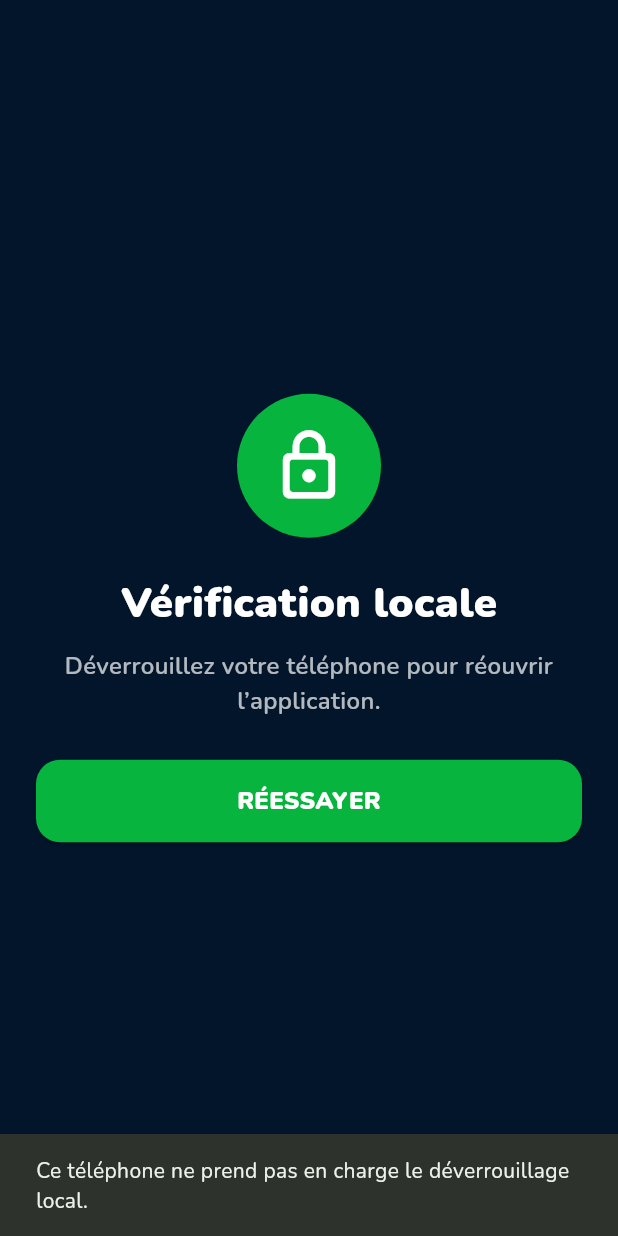
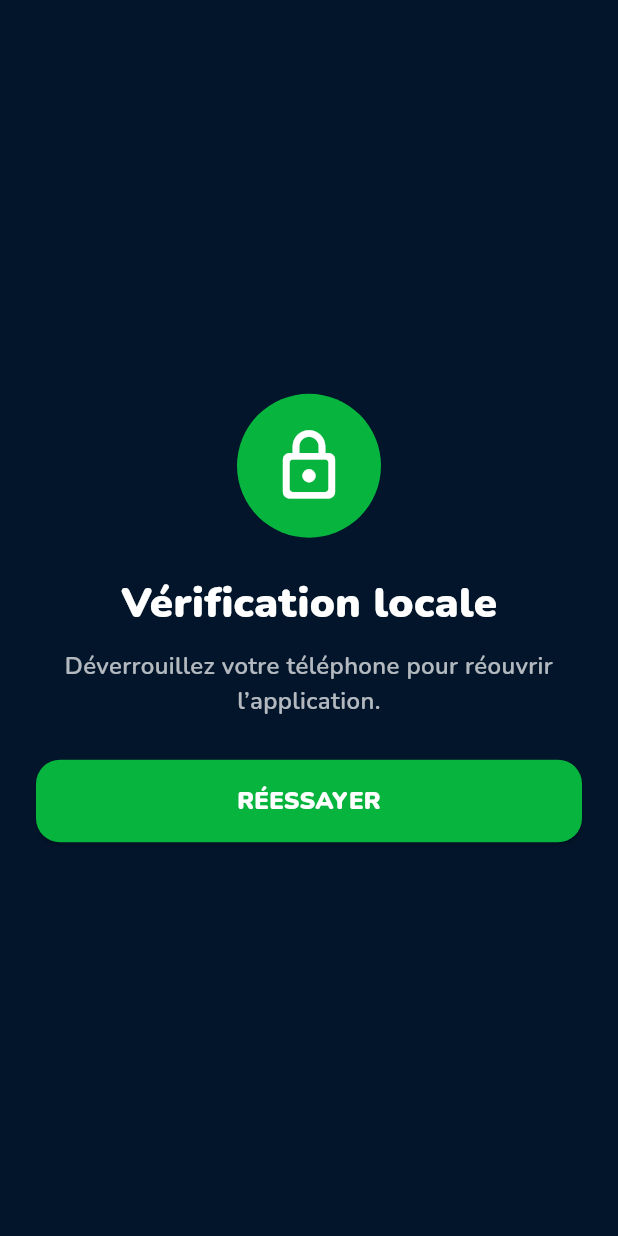
Before and after one commit to Mike2025-ui/Transfer_On_Line, a Flutter app: the DeviceLockScreen screen opened directly with empty values, after a tap on "RÉESSAYER", on a phone screen of 412 x 824 dp. Run offline on Flutter 3.47's test engine with Material 3 defaults, Android fonts, the phone set to English and light mode, and no system bars; our stand-ins replace connectivity_plus, flutter_animate, flutter_secure_storage, google_fonts, local_auth, shared_preferences and 1 more; accounts and stored records are empty; network calls fail.

Commit message:
fix(frontend): bypass local_auth biometric lock on Flutter Web

```diff
--- a/frontend/lib/screens/device_lock_screen.dart
+++ b/frontend/lib/screens/device_lock_screen.dart
@@ -1,3 +1,4 @@
+import 'package:flutter/foundation.dart';
 import 'package:flutter/material.dart';
 import 'package:google_fonts/google_fonts.dart';
 import 'package:local_auth/local_auth.dart';
@@ -21,19 +22,27 @@ class _DeviceLockScreenState extends State<DeviceLockScreen> {
       widget.localAuth ?? LocalAuthentication();
   bool _loading = false;
 
+  @override
+  void initState() {
+    super.initState();
+    if (kIsWeb) {
+      WidgetsBinding.instance.addPostFrameCallback((_) {
+        widget.onAuthenticated();
+      });
+    }
+  }
+
   Future<void> _authenticate() async {
+    if (kIsWeb) {
+      widget.onAuthenticated();
+      return;
+    }
     setState(() => _loading = true);
     try {
       final canAuthenticate = await _auth.isDeviceSupported();
       if (!canAuthenticate) {
         if (!mounted) return;
-        ScaffoldMessenger.of(context).showSnackBar(
-          const SnackBar(
-            content: Text(
-              'Ce téléphone ne prend pas en charge le déverrouillage local.',
-            ),
-          ),
-        );
+        widget.onAuthenticated();
         return;
       }
 
@@ -57,6 +66,10 @@ class _DeviceLockScreenState extends State<DeviceLockScreen> {
       );
     } catch (error) {
       if (!mounted) return;
+      if (error.toString().contains('MissingPluginException')) {
+        widget.onAuthenticated();
+        return;
+      }
       ScaffoldMessenger.of(context).showSnackBar(SnackBar(
         content: Text('Impossible de vérifier votre appareil : $error'),
       ));
```
Also changed, not shown: frontend/lib/screens/profile_screen.dart (+9 -0 lines), frontend/lib/screens/splash_screen.dart (+10 -1 lines).
